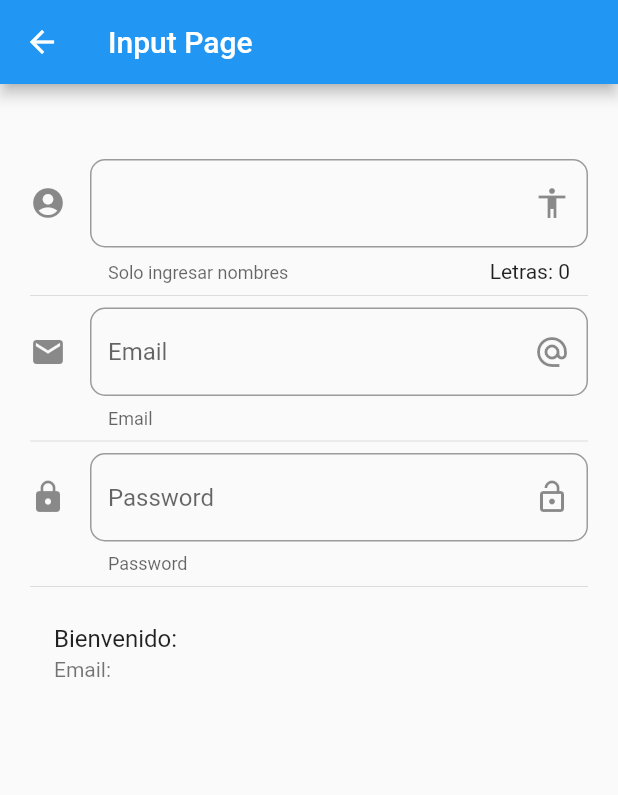
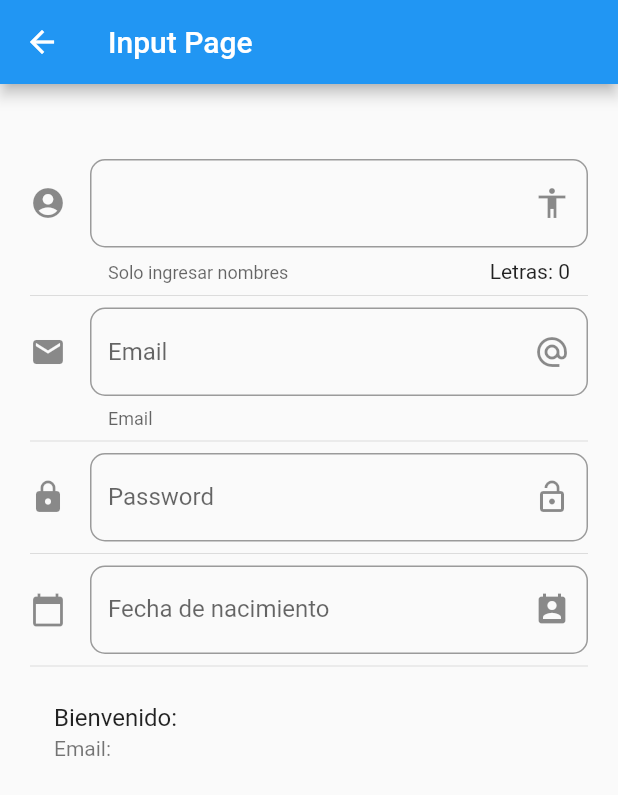
Before and after one commit to dznkos/widgets_util, a Flutter app: the InputPage screen opened by its route, on a phone screen of 412 x 824 dp. Shown: the top 795 px of the screen. Run offline on Flutter 3.47's test engine with Material 2 defaults, Android fonts, the phone set to English and light mode, and no system bars.

```diff
--- a/lib/src/pages/input_page.dart
+++ b/lib/src/pages/input_page.dart
@@ -9,6 +9,9 @@ class _InputPageState extends State<InputPage> {
 
   String _nombre ='';
   String _email ='';
+  String _fecha = '';
+
+  TextEditingController _inputFieldDateController = new TextEditingController();
 
   @override
   Widget build(BuildContext context) {
@@ -24,6 +27,8 @@ class _InputPageState extends State<InputPage> {
           _crearEmail(),
           Divider(),
           _crearPassword(),
+          Divider(),
+          _crearFecha(context),
           Divider(),
           _crearPersona(),
         ],
@@ -82,7 +87,7 @@ class _InputPageState extends State<InputPage> {
           borderRadius: BorderRadius.circular(10),
         ),
         hintText: 'Password',
-        helperText: 'Password',
+        labelText: 'Password',
         suffixIcon: Icon( Icons.lock_open ),
         icon: Icon( Icons.lock ),
       ),
@@ -95,6 +100,30 @@ class _InputPageState extends State<InputPage> {
 
   }
 
+  Widget _crearFecha( BuildContext context) {
+
+    return TextField(
+      controller: _inputFieldDateController,
+      enableInteractiveSelection: false,
+      decoration: InputDecoration(
+        border: OutlineInputBorder(
+          borderRadius: BorderRadius.circular(10),
+        ),
+        hintText: 'Fecha de nacimiento',
+        labelText: 'Fecha de nacimiento',
+        suffixIcon: Icon( Icons.perm_contact_calendar ),
+        icon: Icon( Icons.calendar_today ),
+      ),
+      onTap: () {
+        FocusScope.of(context).requestFocus(new FocusNode());
+        _selectDate(context);
+
+      },
+    );
+
+  }
+
+
   Widget _crearPersona() {
     return ListTile(
       title: Text('Bienvenido: $_nombre'),
@@ -102,6 +131,26 @@ class _InputPageState extends State<InputPage> {
     );
   }
 
+  _selectDate(BuildContext context) async{
+
+    DateTime picked = await showDatePicker(
+        context: context,
+        initialDate: new DateTime.now(),
+        firstDate: new DateTime(2018),
+        lastDate: new DateTime(2020),
+    );
+
+    if (picked != null){
+      setState(() {
+        _fecha = picked.toString();
+        _inputFieldDateController.text = _fecha;
+      });
+
+    }
+
+  }
+
+
 
 
 
```
